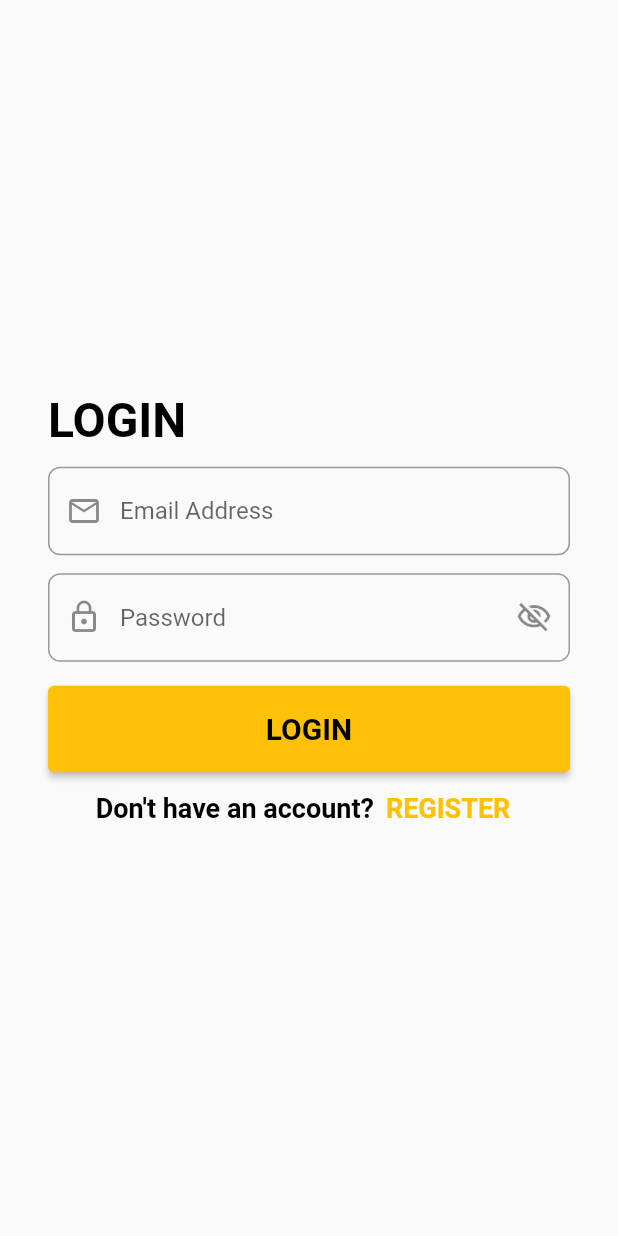
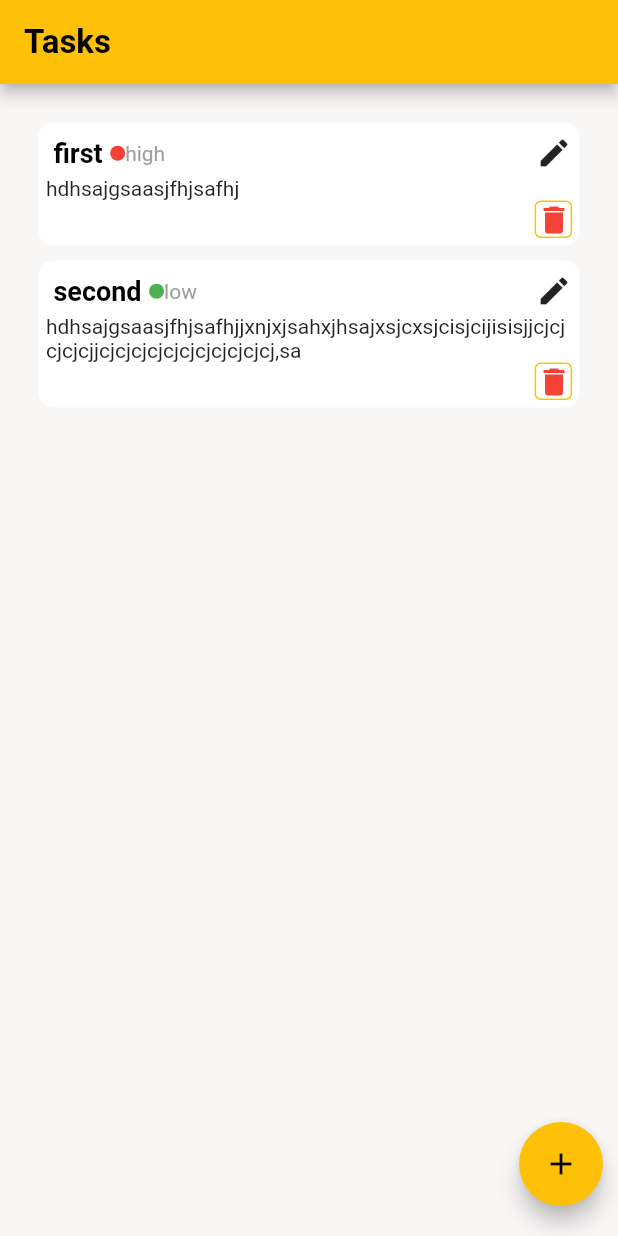
Before and after one commit to hagerk720/tasks_app, a Flutter app: the screen it shows after launch, on a phone screen of 412 x 824 dp. Run offline on Flutter 3.47's test engine with Material 2 defaults, Android fonts, the phone set to English and light mode, and no system bars; our stand-ins replace dartz, dio, equatable, flutter_bloc, fluttertoast, freezed_annotation and 4 more; generated files the repository leaves out were written again.

Commit message:
ui of tasks list

```diff
--- a/lib/core/presentation/router/app_router.dart
+++ b/lib/core/presentation/router/app_router.dart
@@ -1,6 +1,7 @@
 import 'package:flutter/material.dart';
 import 'package:tasks_app/features/auth/presentation/screens/login_screen.dart';
 import 'package:tasks_app/features/auth/presentation/screens/register_screen.dart';
+import 'package:tasks_app/features/get_tasks/presentaion/screens/task_list_screen.dart';
 
 mixin AppRouter {
   static Route<MaterialPageRoute>? onGenerateRoute(
@@ -15,6 +16,11 @@ mixin AppRouter {
         return MaterialPageRoute(
           builder: (context) => RegisterScreen(),
         );
+       case TaskListScreen.routeName:
+        return MaterialPageRoute(
+          builder: (context) => const TaskListScreen(),
+        );
+
 
       default:
         return null;
--- a/lib/core/presentation/theme/colors.dart
+++ b/lib/core/presentation/theme/colors.dart
@@ -2,3 +2,4 @@ import 'package:flutter/material.dart';
 
 const primaryColor = Colors.amber;
 const secondaryColor = Color.fromARGB(255, 226, 225, 225);
+final primaryColorShade = Colors.amber.shade200 ;
--- a/lib/core/presentation/theme/my_theme.dart
+++ b/lib/core/presentation/theme/my_theme.dart
@@ -6,7 +6,7 @@ ThemeData myTheme = ThemeData(
     brightness: Brightness.light,
     primary: primaryColor,
     onPrimary: Colors.black,
-    secondary: Colors.black,
+    secondary: secondaryColor,
     onSecondary: Colors.black,
     error: Colors.black,
     onError: Colors.black,
@@ -64,5 +64,8 @@ ThemeData myTheme = ThemeData(
       color: Colors.black,
       fontWeight: FontWeight.bold,
     ),
+    headline4: TextStyle(
+      fontSize:  12,
+    ),
   ),
 );
--- /dev/null
+++ b/lib/features/get_tasks/presentaion/screens/task_list_screen.dart
@@ -0,0 +1,71 @@
+import 'package:flutter/material.dart';
+import 'package:tasks_app/core/presentation/theme/my_theme.dart';
+import 'package:tasks_app/features/get_tasks/presentaion/widgets/task_widget.dart';
+
+class TaskListScreen extends StatefulWidget {
+  const TaskListScreen({Key? key}) : super(key: key);
+  static const routeName = '/tasks';
+  @override
+  State<TaskListScreen> createState() => _TaskListScreenState();
+}
+
+class _TaskListScreenState extends State<TaskListScreen> {
+  List<Task> tasks = [
+    Task(
+        taskTitle: "first",
+        taskDesc: "hdhsajgsaasjfhjsafhj",
+        taskPriority: "high"),
+    Task(
+        taskTitle: "second",
+        taskDesc:
+            "hdhsajgsaasjfhjsafhjjxnjxjsahxjhsajxsjcxsjcisjcijisisjjcjcjcjcjcjjcjcjcjcjcjcjcjcjcjcjcj,sa",
+        taskPriority: "low"),
+  ];
+  @override
+  Widget build(BuildContext context) {
+    final mediaQuery = MediaQuery.of(context);
+    final screenHeight = mediaQuery.size.height;
+    final screenWidth = mediaQuery.size.width;
+    final colorTheme = Theme.of(context).colorScheme;
+
+    return Scaffold(
+      appBar: AppBar(
+        title: const Text("Tasks"),
+      ),
+      backgroundColor: Color.fromARGB(250, 249, 246, 246),
+      body: Stack(children: [
+        ListView.builder(
+          itemBuilder: (BuildContext context, int index) {
+            return TaskWidget(
+              task: tasks[index],
+            );
+          },
+          itemCount: tasks.length,
+          padding: EdgeInsets.all(screenWidth / 20),
+        ),
+        Align(
+          alignment: FractionalOffset.bottomRight,
+          child: Container(
+            margin: EdgeInsets.only(right: 10, bottom: 20),
+            child: FloatingActionButton(
+              onPressed: () {},
+              child: const Icon(Icons.add),
+              backgroundColor: colorTheme.primary,
+            ),
+          ),
+        )
+      ]),
+    );
+  }
+}
+
+class Task {
+  String? taskTitle;
+  String? taskDesc;
+  String? taskPriority;
+  Task({
+    this.taskTitle,
+    this.taskDesc,
+    this.taskPriority,
+  });
+}
--- /dev/null
+++ b/lib/features/get_tasks/presentaion/widgets/task_widget.dart
@@ -0,0 +1,87 @@
+import 'package:flutter/material.dart';
+import 'package:tasks_app/features/get_tasks/presentaion/screens/task_list_screen.dart';
+
+class TaskWidget extends StatelessWidget {
+  final Task task;
+  const TaskWidget({Key? key, required this.task}) : super(key: key);
+
+  @override
+  Widget build(BuildContext context) {
+    final mediaQuery = MediaQuery.of(context);
+    final screenHeight = mediaQuery.size.height;
+    final screenWidth = mediaQuery.size.width;
+    final textTheme = Theme.of(context).textTheme;
+    final colorTheme = Theme.of(context).colorScheme;
+    return Container(
+      padding: const EdgeInsets.all(5),
+      margin: const EdgeInsets.all(5),
+      decoration: const BoxDecoration(
+        borderRadius: BorderRadius.all(
+          Radius.circular(10),
+        ),
+        color: Colors.white,
+      ),
+      child: Column(
+        crossAxisAlignment: CrossAxisAlignment.start,
+        children: [
+          Container(
+            child: Row(
+              mainAxisAlignment: MainAxisAlignment.spaceBetween,
+              children: [
+                Container(
+                  margin: EdgeInsets.all(5),
+                  child: Text(
+                    task.taskTitle.toString(),
+                    style: textTheme.headline2,
+                  ),
+                ),
+                Container(
+                  width: 10,
+                  height: 10,
+                  decoration: task.taskPriority == "high"
+                      ? const BoxDecoration(
+                          color: Colors.red,
+                          shape: BoxShape.circle,
+                        )
+                      : const BoxDecoration(
+                          color: Colors.green,
+                          shape: BoxShape.circle,
+                        ),
+                ),
+                Text(
+                  task.taskPriority.toString(),
+                  style: const TextStyle(
+                    color: Colors.grey,
+                  ),
+                ),
+                Spacer(),
+                const Icon(Icons.edit),
+              ],
+            ),
+          ),
+          Text(
+            task.taskDesc.toString(),
+          ),
+          Align(
+            alignment: FractionalOffset.bottomRight,
+            child: Container(
+              width: 25,
+              height: 25,
+              decoration: BoxDecoration(
+                borderRadius: const BorderRadius.all(
+                  Radius.circular(4),
+                ),
+                border: Border.all(color: colorTheme.primary),
+                color: Colors.white,
+              ),
+              child: const Icon(
+                Icons.delete,
+                color: Colors.red,
+              ),
+            ),
+          ),
+        ],
+      ),
+    );
+  }
+}
--- a/lib/main.dart
+++ b/lib/main.dart
@@ -5,6 +5,7 @@ import 'package:tasks_app/core/presentation/bloc/bloc_observer.dart';
 import 'package:tasks_app/core/presentation/router/app_router.dart';
 import 'package:tasks_app/core/presentation/theme/my_theme.dart';
 import 'package:tasks_app/features/auth/presentation/bloc/auth_cubit.dart';
+import 'package:tasks_app/features/get_tasks/presentaion/screens/task_list_screen.dart';
 
 Future<void> main() async {
   WidgetsFlutterBinding.ensureInitialized();
@@ -27,6 +28,7 @@ class TasksApp extends StatelessWidget {
         debugShowCheckedModeBanner: false,
         theme: myTheme,
         onGenerateRoute: AppRouter.onGenerateRoute,
+        home: const TaskListScreen(),
       ),
     );
   }
```
